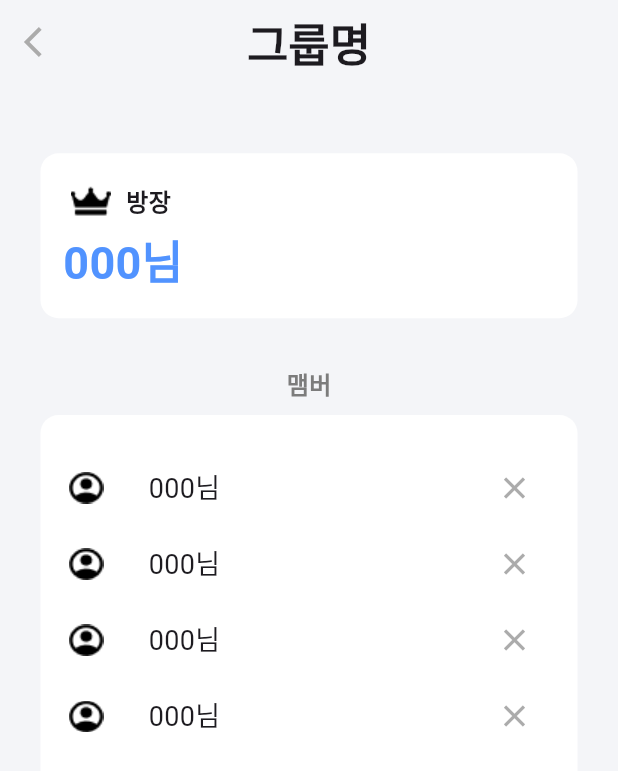
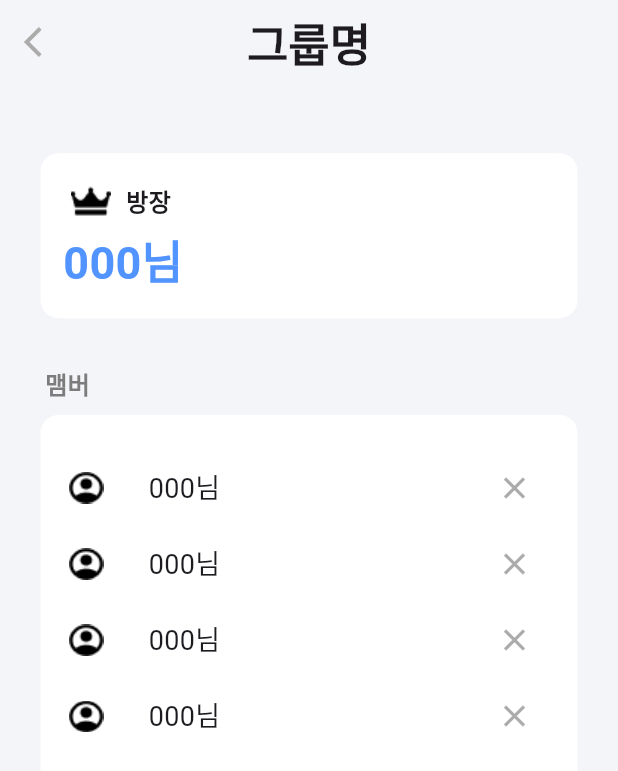
Before and after one commit to AIIA-GCU/VinTeum-FE, a Flutter app: the DetailScreen2 screen opened directly, on a phone screen of 412 x 824 dp. Shown: the top 771 px of the screen. Run offline on Flutter 3.47's test engine with Material 3 defaults, Android fonts, the phone set to English and light mode, and no system bars; our stand-ins replace image_picker; Roboto replaces fonts that are missing (Pretendard).

Commit message:
text정렬 수정

```diff
--- a/lib/Page/Detail_Screen2.dart
+++ b/lib/Page/Detail_Screen2.dart
@@ -1,5 +1,6 @@
 import 'package:flutter/cupertino.dart';
 import 'package:flutter/material.dart';
+import 'package:flutter/widgets.dart';
 import 'package:vinteum/Common/color.dart';
 import 'package:vinteum/main.dart';
 import 'package:vinteum/Page/Detail_Screen3.dart';
@@ -78,13 +79,16 @@ class DetailScreen2 extends StatelessWidget {
 
             SizedBox(height: ratio.height * 35,),
 
-            Container(
-              padding: EdgeInsets.symmetric(horizontal: 15),
-              child: Text("맴버",
-                style: TextStyle(
-                  color: VinTeumColors.darkgrey,
-                  fontSize: 16,
-                  fontWeight: FontWeight.bold
+            Align(
+              alignment: Alignment.centerLeft,
+              child: Container(
+                padding: EdgeInsets.symmetric(horizontal: 30),
+                child: Text("맴버",
+                  style: TextStyle(
+                    color: VinTeumColors.darkgrey,
+                    fontSize: 16,
+                    fontWeight: FontWeight.bold
+                  ),
                 ),
               ),
             ),
--- a/lib/Page/Detail_Screen3.dart
+++ b/lib/Page/Detail_Screen3.dart
@@ -10,6 +10,7 @@ class DetailScreen3 extends StatelessWidget {
   Widget build(BuildContext context) {
     return Placeholder(
       child: Scaffold(
+        backgroundColor: VinTeumColors.background,
         appBar: AppBar(
           leading:IconButton(onPressed: (){
             Navigator.pop(context);
@@ -22,7 +23,7 @@ class DetailScreen3 extends StatelessWidget {
               color: Colors.black
           ),
           centerTitle: true,
-
+          backgroundColor: VinTeumColors.background,
         ),
         body: Column(
           children: [
@@ -41,7 +42,7 @@ class DetailScreen3 extends StatelessWidget {
                     SizedBox(
                       height: ratio.height * 15,
                     ),
-                    Text( "ooo님의 시간표",
+                    Text( "그룹원님의 시간표",
                       style: TextStyle(fontSize: 24),
                     ),
                     SizedBox(
```
